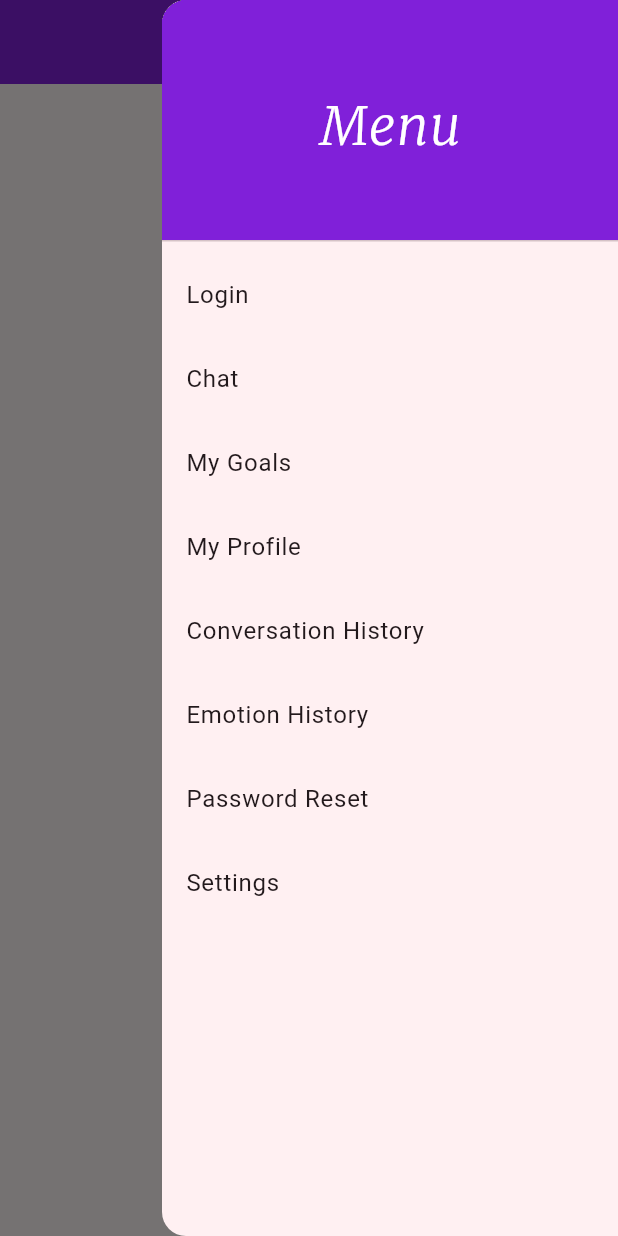
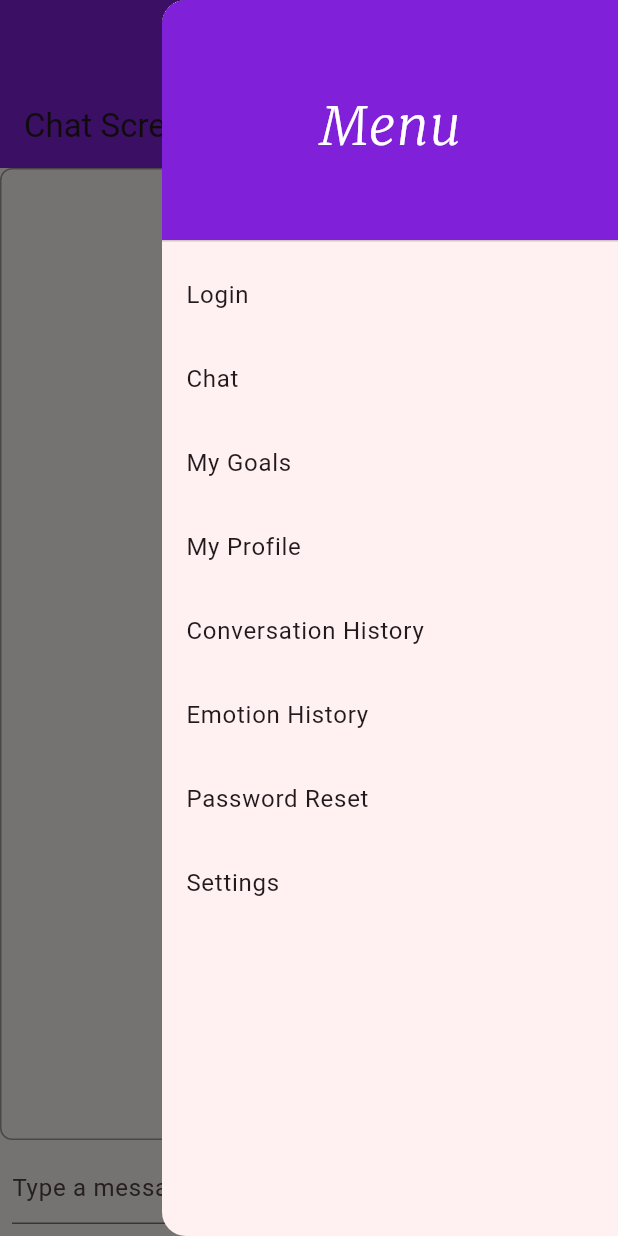
Before and after one commit to akash17patel/CTRL-ALT-ELITE-CSCE-4901, a Flutter app: the screen it shows after launch, with the side drawer open, on a phone screen of 412 x 824 dp. Run offline on Flutter 3.47's test engine with Material 2 defaults, Android fonts, the phone set to English and light mode, and no system bars; our stand-ins replace firebase_core, fl_chart, image_picker, shared_preferences, sqflite; accounts and stored records are empty.

Commit message:
Update home_tab.dart

```diff
--- a/lib/home_tab.dart
+++ b/lib/home_tab.dart
@@ -1,16 +1,134 @@
 import 'package:flutter/material.dart';
 
-class HomeTab extends StatelessWidget {
+class HomeTab extends StatefulWidget {
   final bool isUserLoggedIn;
 
   HomeTab({required this.isUserLoggedIn});
 
   @override
+  _HomeTabState createState() => _HomeTabState();
+}
+
+class _HomeTabState extends State<HomeTab> with AutomaticKeepAliveClientMixin {
+  TextEditingController _textEditingController = TextEditingController();
+  List<ChatMessage> _messages = [];
+
+  @override
+  bool get wantKeepAlive => true;
+
+  @override
   Widget build(BuildContext context) {
-    return Center(
-      child: Text(
-        'Home Tab Content',
+    super.build(context); // Ensure that super.build is called
+    return Scaffold(
+      appBar: AppBar(
+        title: Text('Chat Screen'), // Set your desired title here
+      ),
+      body: Column(
+        children: [
+          Expanded(
+            child: Container(
+              padding: EdgeInsets.all(8.0),
+              decoration: BoxDecoration(
+                border: Border.all(color: Colors.grey),
+                borderRadius: BorderRadius.circular(8.0),
+              ),
+              child: ListView.builder(
+                itemCount: _messages.length,
+                itemBuilder: (context, index) {
+                  return ListTile(
+                    title: _messages[index].isUser
+                        ? _buildUserMessage(_messages[index].text)
+                        : _buildAiMessage(_messages[index].text),
+                  );
+                },
+              ),
+            ),
+          ),
+          _buildInputField(),
+        ],
       ),
     );
   }
+
+  Widget _buildUserMessage(String text) {
+    return Container(
+      padding: EdgeInsets.all(8.0),
+      margin: EdgeInsets.symmetric(vertical: 4.0),
+      decoration: BoxDecoration(
+        color: Color.fromRGBO(0, 178, 202, 1.0),
+        borderRadius: BorderRadius.circular(8.0),
+      ),
+      child: Align(
+        alignment: Alignment.centerLeft,
+        child: Text('$text (User)', style: TextStyle(color: Colors.white)),
+      ),
+    );
+  }
+
+  Widget _buildAiMessage(String text) {
+    return Container(
+      padding: EdgeInsets.all(8.0),
+      margin: EdgeInsets.symmetric(vertical: 4.0),
+      decoration: BoxDecoration(
+        color: Colors.green,
+        borderRadius: BorderRadius.circular(8.0),
+      ),
+      child: Align(
+        alignment: Alignment.centerRight,
+        child: Text('$text (AI)', style: TextStyle(color: Colors.white)),
+      ),
+    );
+  }
+
+  Widget _buildInputField() {
+    return Padding(
+      padding: const EdgeInsets.all(8.0),
+      child: Row(
+        children: [
+          Expanded(
+            child: TextField(
+              controller: _textEditingController,
+              onSubmitted: _handleSubmitted,
+              decoration: InputDecoration(
+                hintText: 'Type a message...',
+              ),
+            ),
+          ),
+          IconButton(
+            icon: Icon(Icons.send),
+            onPressed: () => _handleSubmitted(_textEditingController.text),
+          ),
+        ],
+      ),
+    );
+  }
+
+  void _handleSubmitted(String text) {
+    if (text.isNotEmpty) {
+      _addMessage(text, true); // Add user message
+      // Simulate AI response (replace this with actual AI logic)
+      String aiResponse = _getAiResponse(text);
+      _addMessage(aiResponse, false);
+      _textEditingController.clear(); // Clear the input field
+    }
+  }
+
+  void _addMessage(String text, bool isUser) {
+    setState(() {
+      _messages.add(ChatMessage(text: text, isUser: isUser));
+    });
+  }
+
+  String _getAiResponse(String userMessage) {
+    // Replace this with your AI logic to generate responses based on user input
+    // For simplicity, this example just echoes the user's message.
+    return 'Good and you?';
+  }
 }
+
+class ChatMessage {
+  final String text;
+  final bool isUser;
+
+  ChatMessage({required this.text, required this.isUser});
+}
```
